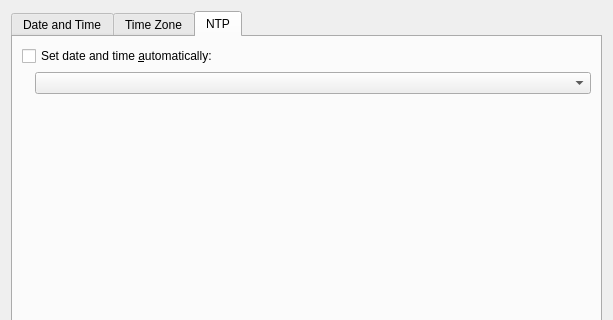
Above: kcontrol/dateandtime/dateandtime.ui from mgottschlag/kwin-tiling before the change; both pictures show x 0 to 613 and y 0 to 320 of the 613 by 463 pixel window. Below: the same form after it.
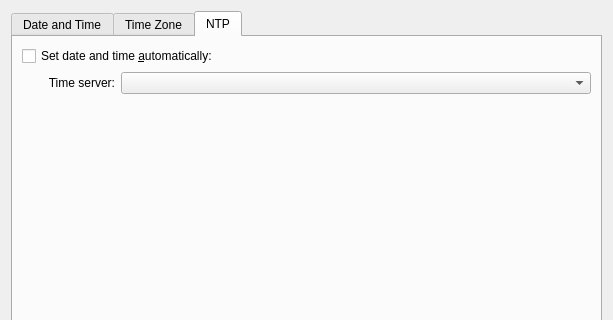
That is the form after the change. The open tabs and pages were chosen to show the change. Custom widgets are drawn as their Qt base class.

```diff
--- a/kcontrol/dateandtime/dateandtime.ui
+++ b/kcontrol/dateandtime/dateandtime.ui
@@ -103,17 +103,15 @@
       <attribute name="title">
        <string>NTP</string>
       </attribute>
-      <layout class="QVBoxLayout" name="verticalLayout_2">
-       <item>
+      <layout class="QGridLayout" name="gridLayout_2">
+       <item row="0" column="0" colspan="3">
         <widget class="QCheckBox" name="setDateTimeAuto">
          <property name="text">
           <string>Set date and time &amp;automatically:</string>
          </property>
         </widget>
        </item>
-       <item>
-        <layout class="QHBoxLayout" name="horizontalLayout_2">
-         <item>
+       <item row="1" column="0">
           <spacer name="horizontalSpacer">
            <property name="orientation">
             <enum>Qt::Horizontal</enum>
@@ -129,12 +127,30 @@
            </property>
           </spacer>
          </item>
-         <item>
-          <widget class="QComboBox" name="timeServerList"/>
-         </item>
-        </layout>
+       <item row="1" column="1">
+        <widget class="QLabel" name="label_2">
+         <property name="text">
+          <string>Time server:</string>
+         </property>
+         <property name="alignment">
+          <set>Qt::AlignRight|Qt::AlignTrailing|Qt::AlignVCenter</set>
+         </property>
+         <property name="buddy">
+          <cstring>timeServerList</cstring>
+         </property>
+        </widget>
+       </item>
+       <item row="1" column="2">
+        <widget class="QComboBox" name="timeServerList">
+         <property name="sizePolicy">
+          <sizepolicy hsizetype="Expanding" vsizetype="Fixed">
+           <horstretch>0</horstretch>
+           <verstretch>0</verstretch>
+          </sizepolicy>
+         </property>
+        </widget>
        </item>
-       <item>
+       <item row="2" column="0">
         <spacer name="verticalSpacer">
          <property name="orientation">
           <enum>Qt::Vertical</enum>
```
Left out of the diff: 1 changed line with no effect on the pictures. Lines whose indentation alone changed are shown as unchanged.
